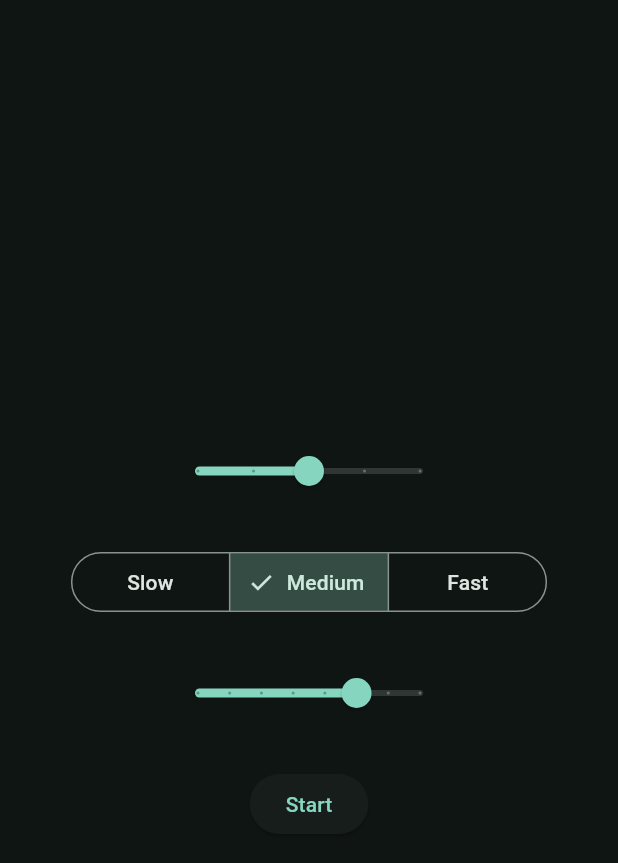
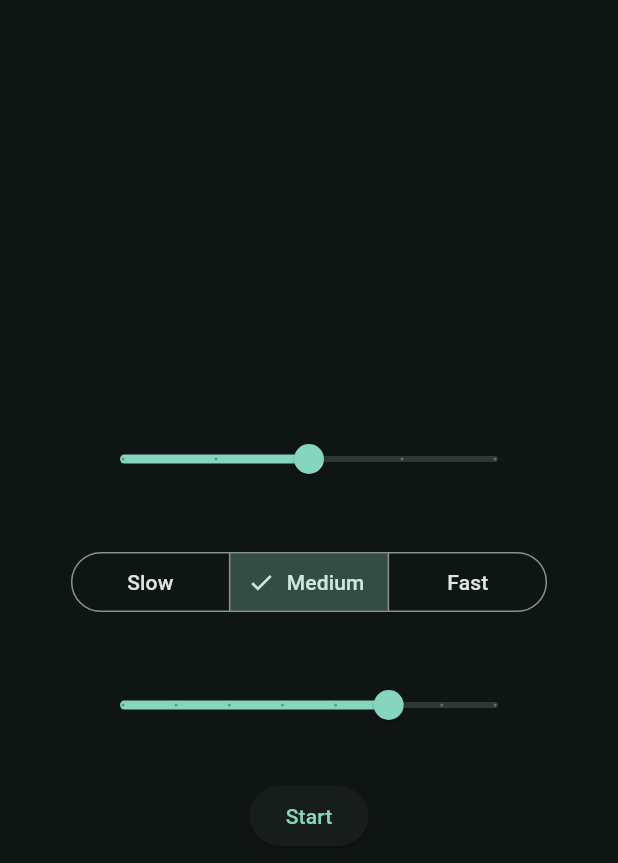
Before and after one commit to RDEvans31/oxygenate, a Flutter app: the screen it shows after launch, on a phone screen of 412 x 824 dp. Shown: the top 863 px of the screen. Run offline on Flutter 3.47's test engine with Material 3 defaults, Android fonts, the light colour scheme and no system bars.

Commit message:
first-commit

```diff
--- a/lib/breathwork/breathwork.dart
+++ b/lib/breathwork/breathwork.dart
@@ -17,16 +17,7 @@ class Breathwork extends StatefulWidget {
 }
 
 class _BreathworkState extends State<Breathwork> {
-  final List<int> _repetitionOptions = [2, 20, 30, 40];
-  int _totalRepetitions = 1;
-  BreathingSpeed _breathingSpeed = BreathingSpeed.medium;
   late SessionStatus status;
-
-  void setTotalRepetitions(int repetitions) {
-    setState(() {
-      _totalRepetitions = repetitions;
-    });
-  }
 
   void setStatus(SessionStatus newStatus) {
     setState(() {
@@ -45,12 +36,6 @@ class _BreathworkState extends State<Breathwork> {
     }
   }
 
-  void setBreathingSpeed(selectedSpeed) {
-    setState(() {
-      _breathingSpeed = selectedSpeed;
-    });
-  }
-
   @override
   void initState() {
     super.initState();
@@ -64,7 +49,7 @@ class _BreathworkState extends State<Breathwork> {
         child: Consumer<BreathworkSession>(
             builder: (context, breathworkSession, child) {
           return Scaffold(body: Builder(builder: (context) {
-            switch (status) {
+            switch (breathworkSession.status) {
               case SessionStatus.options:
                 return BreathworkOptions(
                   key: UniqueKey(),
@@ -72,9 +57,9 @@ class _BreathworkState extends State<Breathwork> {
               case SessionStatus.breathing:
                 return Breathing(
                   key: UniqueKey(),
-                  durationInMilliseconds:
-                      getDurationInMilliseconds(_breathingSpeed),
-                  totalRepetitions: _totalRepetitions,
+                  durationInMilliseconds: getDurationInMilliseconds(
+                      breathworkSession.breathingSpeed),
+                  totalRepetitions: breathworkSession.totalRepetitions,
                 );
               case SessionStatus.breathhold:
                 return BreathHold(key: UniqueKey());
--- a/lib/breathwork/breathwork_options.dart
+++ b/lib/breathwork/breathwork_options.dart
@@ -46,7 +46,7 @@ class _BreathworkOptionsState extends State<BreathworkOptions> {
           children: [
             SizedBox(
                 height: 100,
-                width: 200,
+                width: 300,
                 child: Slider(
                   value: breathworkSession.noOfRounds.toDouble(),
                   onChanged: (value) {
@@ -57,7 +57,9 @@ class _BreathworkOptionsState extends State<BreathworkOptions> {
                   divisions: 4,
                   label: breathworkSession.noOfRounds.toString(),
                 )),
-            SegmentedButton(
+            Padding(
+              padding: const EdgeInsets.all(8.0),
+              child: SegmentedButton(
                   segments: const [
                     ButtonSegment(
                         value: BreathingSpeed.slow, label: Text('Slow')),
@@ -72,9 +74,10 @@ class _BreathworkOptionsState extends State<BreathworkOptions> {
                   onSelectionChanged: (value) {
                     breathworkSession.breathingSpeed = value.first;
                   }),
+            ),
             SizedBox(
                 height: 100,
-                width: 200,
+                width: 300,
                 child: Slider(
                   value: breathworkSession.totalRepetitions.toDouble(),
                   onChanged: (value) {
@@ -86,7 +89,9 @@ class _BreathworkOptionsState extends State<BreathworkOptions> {
                   label: breathworkSession.totalRepetitions.toString(),
                 )),
             ElevatedButton(
-                onPressed: () => print('start'), child: const Text('Start'))
+                onPressed: () =>
+                    breathworkSession.status = SessionStatus.breathing,
+                child: const Text('Start'))
           ],
         ),
       ));
--- a/lib/breathwork/state_breathwork_session.dart
+++ b/lib/breathwork/state_breathwork_session.dart
@@ -6,7 +6,7 @@ class BreathworkSession extends ChangeNotifier {
   int _totalRepetitions = 30;
   int _noOfRounds = 3;
   BreathingSpeed _breathingSpeed = BreathingSpeed.medium;
-  late SessionStatus _status;
+  late SessionStatus _status = SessionStatus.options;
   List<int> _breathholdDurations = [];
 
   int get totalRepetitions => _totalRepetitions;
```
Also changed, not shown: lib/breathwork/breathing.dart (+10 -7 lines). Lines whose indentation alone changed are shown as unchanged.
